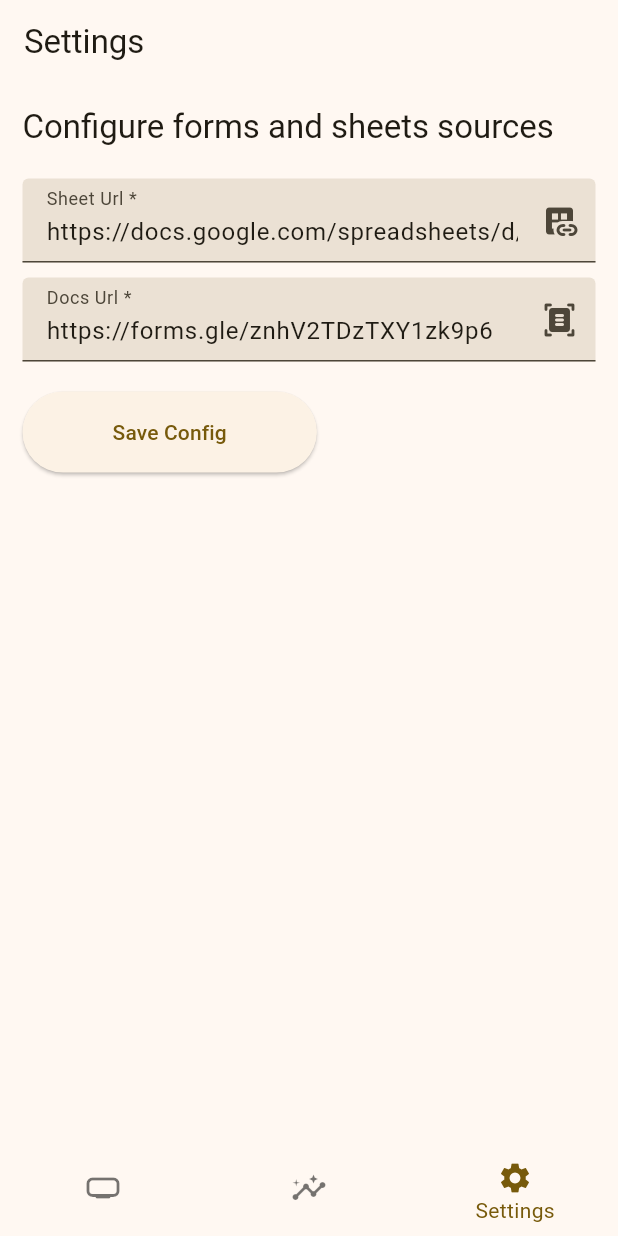
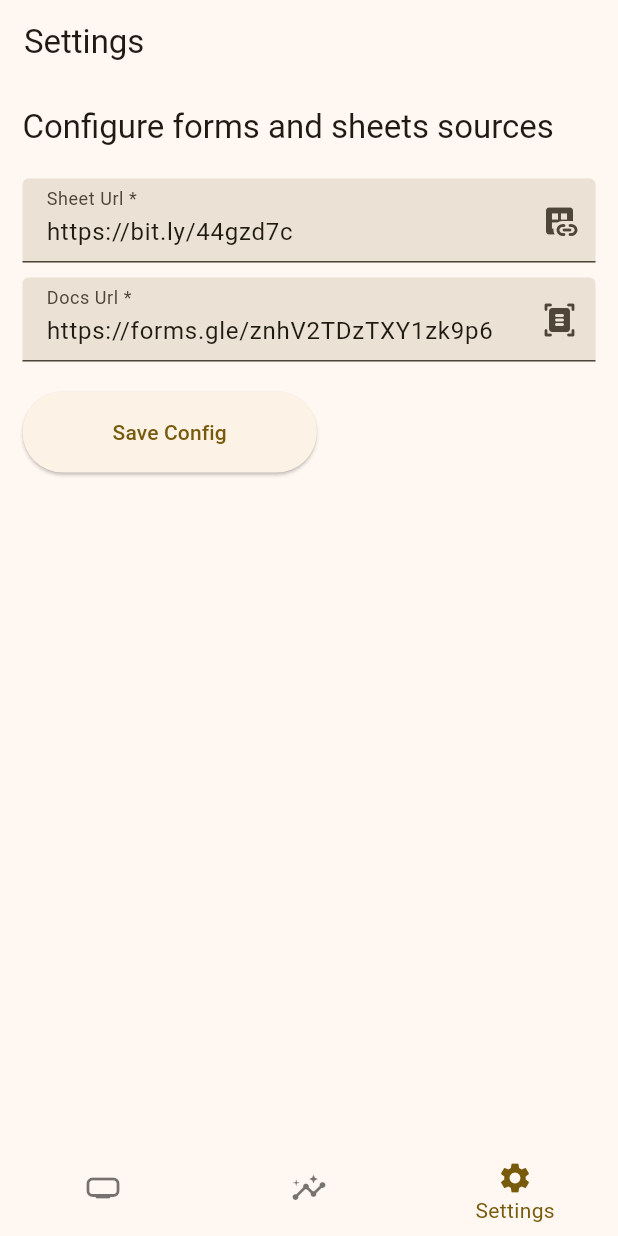
Before and after one commit to shadrack-ago/expense_tracker, a Flutter app: the screen it shows after launch, item 3 of the bottom bar chosen, on a phone screen of 412 x 824 dp. Run offline on Flutter 3.47's test engine with Material 2 defaults, Android fonts, the phone set to English and light mode, and no system bars; our stand-ins replace firebase_core, fl_chart, go_router; missing offline and left inert: easy_web_view, fl_heatmap; accounts and stored records are empty.

Commit message:
☕ Updated primary sync url

```diff
--- a/lib/main.dart
+++ b/lib/main.dart
@@ -23,7 +23,7 @@ class MyApp extends StatelessWidget {
             create: (_) => SyncManager(
                   docs: 'https://forms.gle/znhV2TDzTXY1zk9p6',
                   sheet:
-                      'https://docs.google.com/spreadsheets/d/e/2PACX-1vSGbFtRPwKfGW2rxaWOo8d6zONVIaSTYDbrTRboCNIffzq6bm4bFNof5Rax5Z3QQWepAwZ4tbslEQLY/pubhtml',
+                      'https://bit.ly/44gzd7c',
                 )),
       ],
       child: MaterialApp.router(
```
